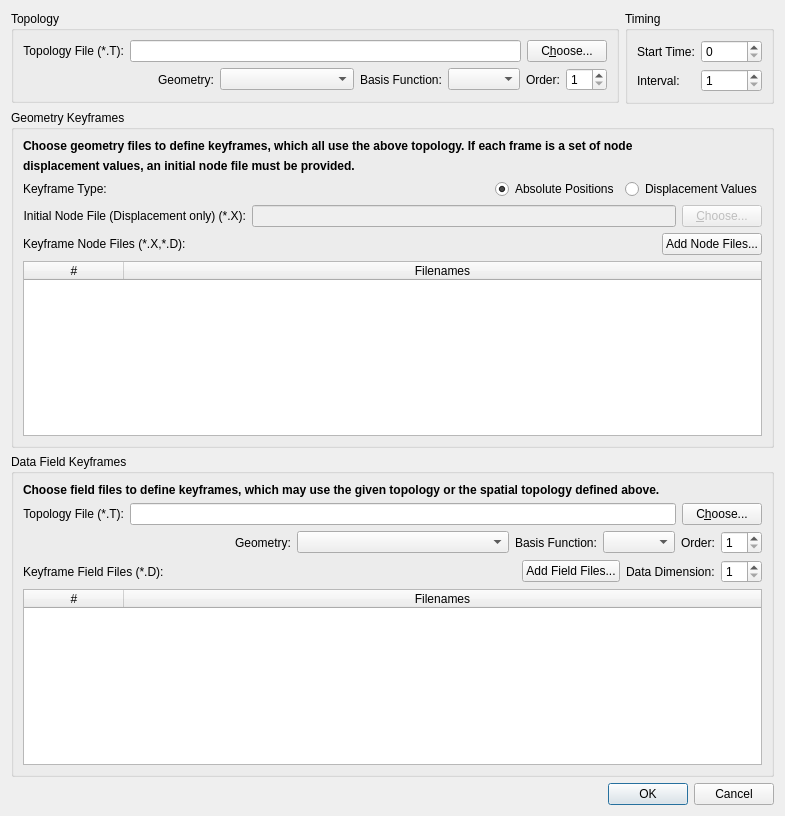
This is src/ui/chearttdload.ui in ericspod/Eidolon as Qt 5 draws it before an edit. The edited form follows.
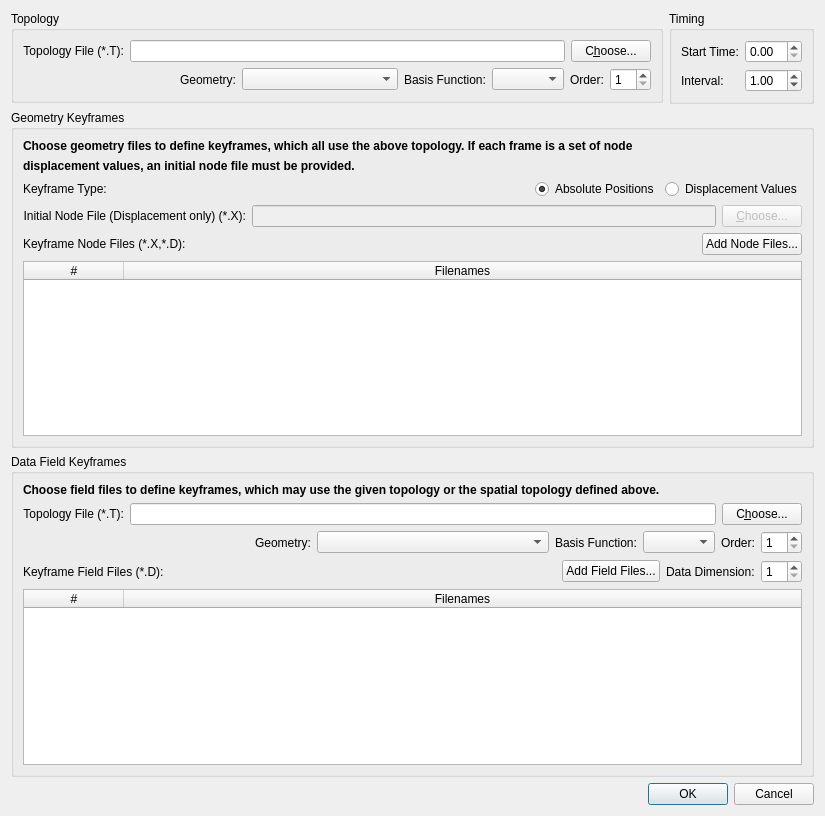
This is the edited form.

Patch:
```diff
--- a/src/ui/chearttdload.ui
+++ b/src/ui/chearttdload.ui
@@ -6,7 +6,7 @@
    <rect>
     <x>0</x>
     <y>0</y>
-    <width>785</width>
+    <width>825</width>
     <height>816</height>
    </rect>
   </property>
@@ -158,19 +158,12 @@
          </widget>
         </item>
         <item row="0" column="1">
-         <widget class="QSpinBox" name="startTimeBox">
-          <property name="maximum">
-           <number>99999</number>
-          </property>
-         </widget>
+         <widget class="QDoubleSpinBox" name="startTimeBox"/>
         </item>
         <item row="2" column="1">
-         <widget class="QSpinBox" name="intervalBox">
-          <property name="minimum">
-           <number>1</number>
-          </property>
-          <property name="maximum">
-           <number>99999</number>
+         <widget class="QDoubleSpinBox" name="intervalBox">
+          <property name="value">
+           <double>1.000000000000000</double>
           </property>
          </widget>
         </item>
```
